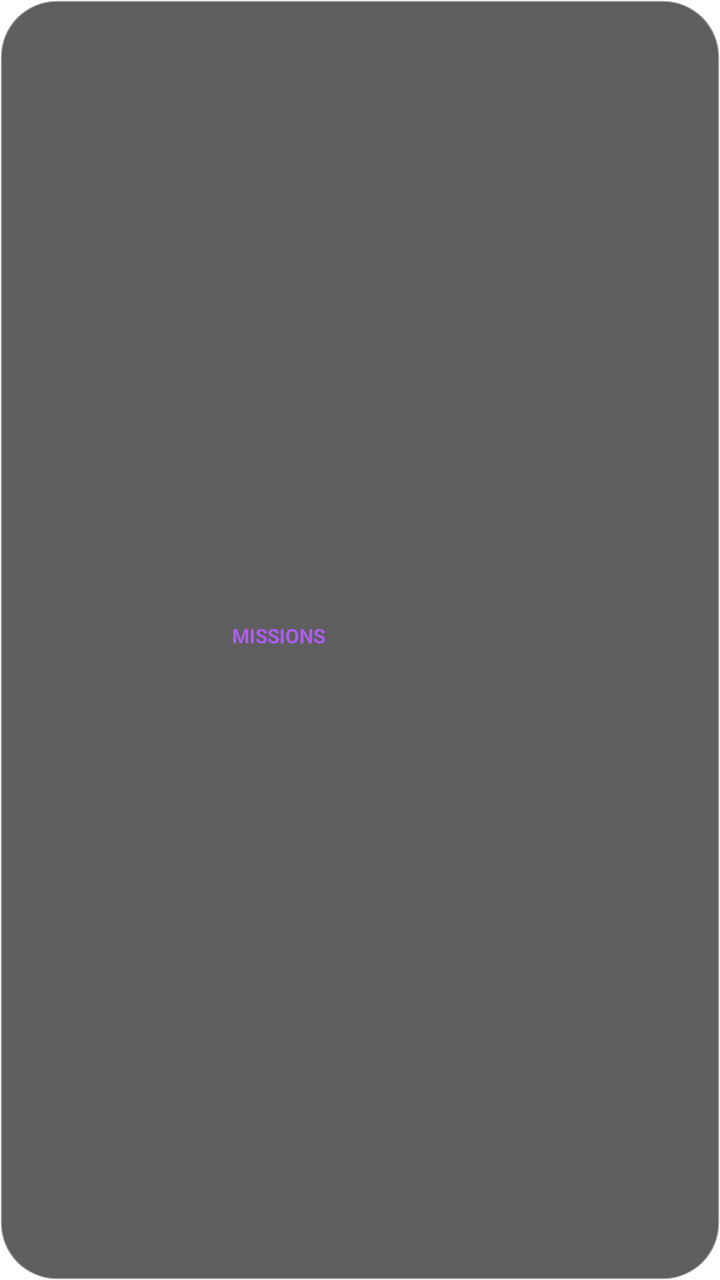
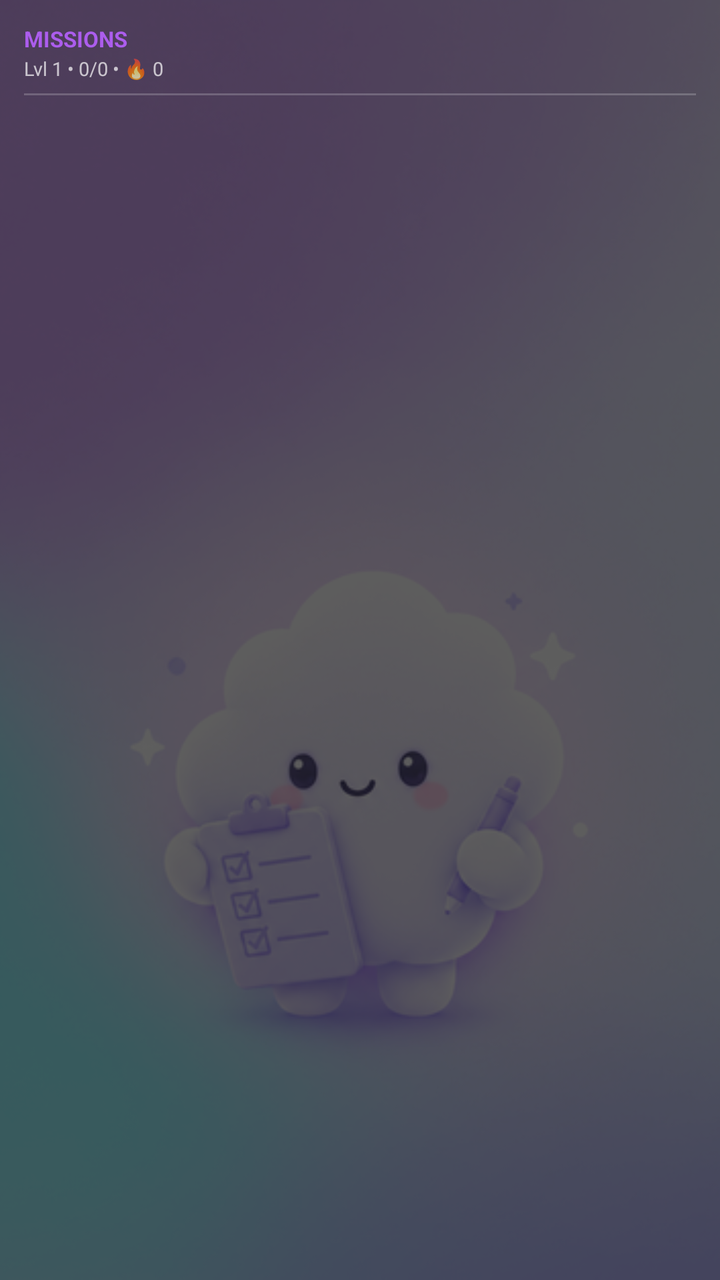

The first picture is an Android layout as it rendered before a commit; the second is the same layout after the commit. The layout source and the unified diff follow.
<!-- AndroidManifest.xml: fallback theme Theme.MaterialComponents.DayNight.NoActionBar -->
<!-- res/layout/habit_widget_layout.xml -->
<?xml version="1.0" encoding="utf-8"?>
<LinearLayout xmlns:android="http://schemas.android.com/apk/res/android"
    android:id="@+id/widget_root"
    android:layout_width="match_parent"
    android:layout_height="match_parent"
    android:orientation="horizontal"
    android:background="@drawable/widget_background"
    android:padding="8dp"
    android:gravity="center_vertical">

    
    <FrameLayout
        android:layout_width="100dp"
        android:layout_height="100dp"
        android:layout_gravity="center_vertical">
        <ImageView
            android:id="@+id/widget_image"
            android:layout_width="match_parent"
            android:layout_height="match_parent"
            android:scaleType="fitCenter"
            android:clipToOutline="true" />
    </FrameLayout>

    
    <LinearLayout
        android:layout_width="0dp"
        android:layout_height="match_parent"
        android:layout_weight="1"
        android:orientation="vertical"
        android:layout_marginStart="8dp"
        android:gravity="center_vertical">

        
        <TextView
            android:id="@+id/widget_title"
            android:layout_width="wrap_content"
            android:layout_height="wrap_content"
            android:text="MISSIONS"
            android:textColor="#AC5DED"
            android:textSize="10sp"
            android:textStyle="bold"
            android:layout_marginBottom="4dp" />

        
        <LinearLayout
            android:id="@+id/habit_row_1"
            android:layout_width="match_parent"
            android:layout_height="wrap_content"
            android:orientation="horizontal"
            android:gravity="center_vertical"
            android:padding="2dp"
            android:visibility="gone">
            <ImageView
                android:id="@+id/habit_check_1"
                android:layout_width="20dp"
                android:layout_height="20dp"
                android:src="@drawable/ic_checkbox_blank"
                android:contentDescription="Checkmark 1"
                android:clickable="true"
                android:focusable="true" />
            <LinearLayout
                android:layout_width="0dp"
                android:layout_height="wrap_content"
                android:layout_weight="1"
                android:orientation="vertical"
                android:layout_marginStart="6dp">
                <TextView
                    android:id="@+id/habit_name_1"
                    android:layout_width="match_parent"
                    android:layout_height="wrap_content"
                    android:text="Habit 1"
                    android:textColor="#FFFFFF"
                    android:textSize="11sp"
                    android:textStyle="bold"
                    android:ellipsize="end"
                    android:maxLines="1" />
                <TextView
                    android:id="@+id/habit_streak_1"
                    android:layout_width="match_parent"
                    android:layout_height="wrap_content"
                    android:text="Streak: 0"
                    android:textColor="#B3FFFFFF"
                    android:textSize="8sp" />
            </LinearLayout>
        </LinearLayout>

        
        <LinearLayout
            android:id="@+id/habit_row_2"
            android:layout_width="match_parent"
            android:layout_height="wrap_content"
            android:orientation="horizontal"
            android:gravity="center_vertical"
            android:padding="2dp"
            android:layout_marginTop="4dp"
            android:visibility="gone">
            <ImageView
                android:id="@+id/habit_check_2"
                android:layout_width="20dp"
                android:layout_height="20dp"
                android:src="@drawable/ic_checkbox_blank"
                android:contentDescription="Checkmark 2"
                android:clickable="true"
                android:focusable="true" />
            <LinearLayout
                android:layout_width="0dp"
                android:layout_height="wrap_content"
                android:layout_weight="1"
                android:orientation="vertical"
                android:layout_marginStart="6dp">
                <TextView
                    android:id="@+id/habit_name_2"
                    android:layout_width="match_parent"
                    android:layout_height="wrap_content"
                    android:text="Habit 2"
                    android:textColor="#FFFFFF"
                    android:textSize="11sp"
                    android:textStyle="bold"
                    android:ellipsize="end"
                    android:maxLines="1" />
                <TextView
                    android:id="@+id/habit_streak_2"
                    android:layout_width="match_parent"
                    android:layout_height="wrap_content"
                    android:text="Streak: 0"
                    android:textColor="#B3FFFFFF"
                    android:textSize="8sp" />
            </LinearLayout>
        </LinearLayout>

        
        <LinearLayout
            android:id="@+id/habit_row_3"
            android:layout_width="match_parent"
            android:layout_height="wrap_content"
            android:orientation="horizontal"
            android:gravity="center_vertical"
            android:padding="2dp"
            android:layout_marginTop="4dp"
            android:visibility="gone">
            <ImageView
                android:id="@+id/habit_check_3"
                android:layout_width="20dp"
                android:layout_height="20dp"
                android:src="@drawable/ic_checkbox_blank"
                android:contentDescription="Checkmark 3"
                android:clickable="true"
                android:focusable="true" />
            <LinearLayout
                android:layout_width="0dp"
                android:layout_height="wrap_content"
                android:layout_weight="1"
                android:orientation="vertical"
                android:layout_marginStart="6dp">
                <TextView
                    android:id="@+id/habit_name_3"
                    android:layout_width="match_parent"
                    android:layout_height="wrap_content"
                    android:text="Habit 3"
                    android:textColor="#FFFFFF"
                    android:textSize="11sp"
                    android:textStyle="bold"
                    android:ellipsize="end"
                    android:maxLines="1" />
                <TextView
                    android:id="@+id/habit_streak_3"
                    android:layout_width="match_parent"
                    android:layout_height="wrap_content"
                    android:text="Streak: 0"
                    android:textColor="#B3FFFFFF"
                    android:textSize="8sp" />
            </LinearLayout>
        </LinearLayout>

        
        <TextView
            android:id="@+id/widget_no_habits"
            android:layout_width="match_parent"
            android:layout_height="wrap_content"
            android:text="No active missions today."
            android:textColor="#B3FFFFFF"
            android:textSize="11sp"
            android:visibility="gone" />

    </LinearLayout>
</LinearLayout>
<!-- resources referenced by this layout -->
<resources>
  <!-- drawable ic_checkbox_blank (drawable) -->
  <vector xmlns:android="http://schemas.android.com/apk/res/android"
      android:width="24dp"
      android:height="24dp"
      android:viewportWidth="24"
      android:viewportHeight="24">
      
      <path
          android:strokeColor="#80FFFFFF"
          android:strokeWidth="2"
          android:pathData="M12,2C6.48,2 2,6.48 2,12s4.48,10 10,10 10,-4.48 10,-10S17.52,2 12,2zM12,20c-4.41,0 -8,-3.59 -8,-8s3.59,-8 8,-8 8,3.59 8,8 -3.59,8 -8,8z"/>
  </vector>
  <!-- drawable widget_background (drawable) -->
  <?xml version="1.0" encoding="utf-8"?>
  <shape xmlns:android="http://schemas.android.com/apk/res/android">
      
      <solid android:color="#B31A1A1A" />
      <corners android:radius="28dp" />
      
      <stroke
          android:width="1dp"
          android:color="#4DFFFFFF" />
  </shape>
</resources>

<!-- the commit's change to res/layout/habit_widget_layout.xml (unified diff, before → after) -->
@@ -1,186 +1,219 @@
 <?xml version="1.0" encoding="utf-8"?>
-<LinearLayout xmlns:android="http://schemas.android.com/apk/res/android"
+<FrameLayout xmlns:android="http://schemas.android.com/apk/res/android"
     android:id="@+id/widget_root"
     android:layout_width="match_parent"
     android:layout_height="match_parent"
-    android:orientation="horizontal"
-    android:background="@drawable/widget_background"
-    android:padding="8dp"
-    android:gravity="center_vertical">
+    android:background="@drawable/widget_background">
 
     
-    <FrameLayout
-        android:layout_width="100dp"
-        android:layout_height="100dp"
-        android:layout_gravity="center_vertical">
-        <ImageView
-            android:id="@+id/widget_image"
-            android:layout_width="match_parent"
-            android:layout_height="match_parent"
-            android:scaleType="fitCenter"
-            android:clipToOutline="true" />
-    </FrameLayout>
+    <ImageView
+        android:id="@+id/widget_image"
+        android:layout_width="match_parent"
+        android:layout_height="match_parent"
+        android:scaleType="centerCrop"
+        android:src="@drawable/habitx1" />
 
     
     <LinearLayout
-        android:layout_width="0dp"
+        android:layout_width="match_parent"
         android:layout_height="match_parent"
-        android:layout_weight="1"
         android:orientation="vertical"
-        android:layout_marginStart="8dp"
-        android:gravity="center_vertical">
-
-        
-        <TextView
-            android:id="@+id/widget_title"
-            android:layout_width="wrap_content"
-            android:layout_height="wrap_content"
-            android:text="MISSIONS"
-            android:textColor="#AC5DED"
-            android:textSize="10sp"
-            android:textStyle="bold"
-            android:layout_marginBottom="4dp" />
+        android:background="#B31A1A1A"
+        android:padding="12dp">
 
         
         <LinearLayout
-            android:id="@+id/habit_row_1"
             android:layout_width="match_parent"
             android:layout_height="wrap_content"
             android:orientation="horizontal"
-            android:gravity="center_vertical"
-            android:padding="2dp"
-            android:visibility="gone">
-            <ImageView
-                android:id="@+id/habit_check_1"
-                android:layout_width="20dp"
-                android:layout_height="20dp"
-                android:src="@drawable/ic_checkbox_blank"
-                android:contentDescription="Checkmark 1"
-                android:clickable="true"
-                android:focusable="true" />
+            android:gravity="center_vertical">
+
+            
             <LinearLayout
                 android:layout_width="0dp"
                 android:layout_height="wrap_content"
                 android:layout_weight="1"
-                android:orientation="vertical"
-                android:layout_marginStart="6dp">
-                <TextView
-                    android:id="@+id/habit_name_1"
-                    android:layout_width="match_parent"
-                    android:layout_height="wrap_content"
-                    android:text="Habit 1"
-                    android:textColor="#FFFFFF"
+                android:orientation="vertical">
+                
+                <TextView
+                    android:id="@+id/widget_title"
+                    android:layout_width="wrap_content"
+                    android:layout_height="wrap_content"
+                    android:text="MISSIONS"
+                    android:textColor="#AC5DED"
                     android:textSize="11sp"
-                    android:textStyle="bold"
-                    android:ellipsize="end"
-                    android:maxLines="1" />
-                <TextView
-                    android:id="@+id/habit_streak_1"
-                    android:layout_width="match_parent"
-                    android:layout_height="wrap_content"
-                    android:text="Streak: 0"
+                    android:textStyle="bold" />
+
+                <TextView
+                    android:id="@+id/widget_stats"
+                    android:layout_width="wrap_content"
+                    android:layout_height="wrap_content"
+                    android:text="Lvl 1 • 0/0 • 🔥 0"
                     android:textColor="#B3FFFFFF"
-                    android:textSize="8sp" />
+                    android:textSize="9.5sp"
+                    android:layout_marginTop="1dp" />
             </LinearLayout>
         </LinearLayout>
+
+        
+        <FrameLayout
+            android:layout_width="match_parent"
+            android:layout_height="1dp"
+            android:background="#33FFFFFF"
+            android:layout_marginTop="6dp"
+            android:layout_marginBottom="8dp" />
 
         
         <LinearLayout
-            android:id="@+id/habit_row_2"
             android:layout_width="match_parent"
-            android:layout_height="wrap_content"
-            android:orientation="horizontal"
-            android:gravity="center_vertical"
-            android:padding="2dp"
-            android:layout_marginTop="4dp"
-            android:visibility="gone">
-            <ImageView
-                android:id="@+id/habit_check_2"
-                android:layout_width="20dp"
-                android:layout_height="20dp"
-                android:src="@drawable/ic_checkbox_blank"
-                android:contentDescription="Checkmark 2"
-                android:clickable="true"
-                android:focusable="true" />
-            <LinearLayout
-                android:layout_width="0dp"
-                android:layout_height="wrap_content"
-                android:layout_weight="1"
-                android:orientation="vertical"
-                android:layout_marginStart="6dp">
-                <TextView
-                    android:id="@+id/habit_name_2"
-                    android:layout_width="match_parent"
-                    android:layout_height="wrap_content"
-                    android:text="Habit 2"
-                    android:textColor="#FFFFFF"
-                    android:textSize="11sp"
+            android:layout_height="0dp"
+            android:layout_weight="1"
+            android:orientation="vertical"
+            android:gravity="center_vertical">
+
+            
+            <LinearLayout
+                android:id="@+id/habit_row_1"
+                android:layout_width="match_parent"
+                android:layout_height="wrap_content"
+                android:orientation="horizontal"
+                android:gravity="center_vertical"
+                android:padding="2dp"
+                android:visibility="gone">
+                <ImageView
+                    android:id="@+id/habit_check_1"
+                    android:layout_width="22dp"
+                    android:layout_height="22dp"
+                    android:src="@drawable/ic_checkbox_blank"
+                    android:contentDescription="Checkmark 1" />
+                <LinearLayout
+                    android:layout_width="0dp"
+                    android:layout_height="wrap_content"
+                    android:layout_weight="1"
+                    android:orientation="vertical"
+                    android:layout_marginStart="8dp">
+                    <TextView
+                        android:id="@+id/habit_name_1"
+                        android:layout_width="match_parent"
+                        android:layout_height="wrap_content"
+                        android:text="Habit 1"
+                        android:textColor="#FFFFFF"
+                        android:textSize="12sp"
+                        android:textStyle="bold"
+                        android:ellipsize="end"
+                        android:maxLines="1" />
+                </LinearLayout>
+                <TextView
+                    android:id="@+id/habit_streak_1"
+                    android:layout_width="wrap_content"
+                    android:layout_height="wrap_content"
+                    android:text="0 🔥"
+                    android:textColor="#FF5722"
+                    android:textSize="10sp"
                     android:textStyle="bold"
-                    android:ellipsize="end"
-                    android:maxLines="1" />
+                    android:layout_marginStart="4dp" />
+            </LinearLayout>
+
+            
+            <LinearLayout
+                android:id="@+id/habit_row_2"
+                android:layout_width="match_parent"
+                android:layout_height="wrap_content"
+                android:orientation="horizontal"
+                android:gravity="center_vertical"
+                android:padding="2dp"
+                android:layout_marginTop="5dp"
+                android:visibility="gone">
+                <ImageView
+                    android:id="@+id/habit_check_2"
+                    android:layout_width="22dp"
+                    android:layout_height="22dp"
+                    android:src="@drawable/ic_checkbox_blank"
+                    android:contentDescription="Checkmark 2" />
+                <LinearLayout
+                    android:layout_width="0dp"
+                    android:layout_height="wrap_content"
+                    android:layout_weight="1"
+                    android:orientation="vertical"
+                    android:layout_marginStart="8dp">
+                    <TextView
+                        android:id="@+id/habit_name_2"
+                        android:layout_width="match_parent"
+                        android:layout_height="wrap_content"
+                        android:text="Habit 2"
+                        android:textColor="#FFFFFF"
+                        android:textSize="12sp"
+                        android:textStyle="bold"
+                        android:ellipsize="end"
+                        android:maxLines="1" />
+                </LinearLayout>
                 <TextView
                     android:id="@+id/habit_streak_2"
-                    android:layout_width="match_parent"
-                    android:layout_height="wrap_content"
-                    android:text="Streak: 0"
-                    android:textColor="#B3FFFFFF"
-                    android:textSize="8sp" />
-            </LinearLayout>
+                    android:layout_width="wrap_content"
+                    android:layout_height="wrap_content"
+                    android:text="0 🔥"
+                    android:textColor="#FF5722"
+                    android:textSize="10sp"
+                    android:textStyle="bold"
+                    android:layout_marginStart="4dp" />
+            </LinearLayout>
+
+            
+            <LinearLayout
+                android:id="@+id/habit_row_3"
+                android:layout_width="match_parent"
+                android:layout_height="wrap_content"
+                android:orientation="horizontal"
+                android:gravity="center_vertical"
+                android:padding="2dp"
+                android:layout_marginTop="5dp"
+                android:visibility="gone">
+                <ImageView
+                    android:id="@+id/habit_check_3"
+                    android:layout_width="22dp"
+                    android:layout_height="22dp"
+                    android:src="@drawable/ic_checkbox_blank"
+                    android:contentDescription="Checkmark 3" />
+                <LinearLayout
+                    android:layout_width="0dp"
+                    android:layout_height="wrap_content"
+                    android:layout_weight="1"
+                    android:orientation="vertical"
+                    android:layout_marginStart="8dp">
+                    <TextView
+                        android:id="@+id/habit_name_3"
+                        android:layout_width="match_parent"
+                        android:layout_height="wrap_content"
+                        android:text="Habit 3"
+                        android:textColor="#FFFFFF"
+                        android:textSize="12sp"
+                        android:textStyle="bold"
+                        android:ellipsize="end"
+                        android:maxLines="1" />
+                </LinearLayout>
+                <TextView
+                    android:id="@+id/habit_streak_3"
+                    android:layout_width="wrap_content"
+                    android:layout_height="wrap_content"
+                    android:text="0 🔥"
+                    android:textColor="#FF5722"
+                    android:textSize="10sp"
+                    android:textStyle="bold"
+                    android:layout_marginStart="4dp" />
+            </LinearLayout>
+
+            
+            <TextView
+                android:id="@+id/widget_no_habits"
+                android:layout_width="match_parent"
+                android:layout_height="wrap_content"
+                android:text="No active missions today."
+                android:textColor="#B3FFFFFF"
+                android:textSize="11sp"
+                android:gravity="center_horizontal"
+                android:layout_marginTop="10dp"
+                android:visibility="gone" />
+
         </LinearLayout>
-
-        
-        <LinearLayout
-            android:id="@+id/habit_row_3"
-            android:layout_width="match_parent"
-            android:layout_height="wrap_content"
-            android:orientation="horizontal"
-            android:gravity="center_vertical"
-            android:padding="2dp"
-            android:layout_marginTop="4dp"
-            android:visibility="gone">
-            <ImageView
-                android:id="@+id/habit_check_3"
-                android:layout_width="20dp"
-                android:layout_height="20dp"
-                android:src="@drawable/ic_checkbox_blank"
-                android:contentDescription="Checkmark 3"
-                android:clickable="true"
-                android:focusable="true" />
-            <LinearLayout
-                android:layout_width="0dp"
-                android:layout_height="wrap_content"
-                android:layout_weight="1"
-                android:orientation="vertical"
-                android:layout_marginStart="6dp">
-                <TextView
-                    android:id="@+id/habit_name_3"
-                    android:layout_width="match_parent"
-                    android:layout_height="wrap_content"
-                    android:text="Habit 3"
-                    android:textColor="#FFFFFF"
-                    android:textSize="11sp"
-                    android:textStyle="bold"
-                    android:ellipsize="end"
-                    android:maxLines="1" />
-                <TextView
-                    android:id="@+id/habit_streak_3"
-                    android:layout_width="match_parent"
-                    android:layout_height="wrap_content"
-                    android:text="Streak: 0"
-                    android:textColor="#B3FFFFFF"
-                    android:textSize="8sp" />
-            </LinearLayout>
-        </LinearLayout>
-
-        
-        <TextView
-            android:id="@+id/widget_no_habits"
-            android:layout_width="match_parent"
-            android:layout_height="wrap_content"
-            android:text="No active missions today."
-            android:textColor="#B3FFFFFF"
-            android:textSize="11sp"
-            android:visibility="gone" />
-
     </LinearLayout>
-</LinearLayout>
+</FrameLayout>
<!-- resource entries referenced after the edit -->
@@ -1,5 +1,6 @@
 <!-- resources referenced by this layout -->
 <resources>
+  <!-- drawable habitx1: png bitmap (drawable, 294284 bytes) -->
   <!-- drawable ic_checkbox_blank (drawable) -->
   <vector xmlns:android="http://schemas.android.com/apk/res/android"
       android:width="24dp"
@@ -10,7 +11,7 @@
       <path
           android:strokeColor="#80FFFFFF"
           android:strokeWidth="2"
-          android:pathData="M12,2C6.48,2 2,6.48 2,12s4.48,10 10,10 10,-4.48 10,-10S17.52,2 12,2zM12,20c-4.41,0 -8,-3.59 -8,-8s3.59,-8 8,-8 8,3.59 8,8 -3.59,8 -8,8z"/>
+          android:pathData="M 12 2 C 6.48 2 2 6.48 2 12 S 6.48 22 12 22 S 22 17.52 22 12 S 17.52 2 12 2 Z M 12 20 C 7.59 20 4 16.41 4 12 S 7.59 4 12 4 S 20 7.59 20 12 S 16.41 20 12 20 Z"/>
   </vector>
   <!-- drawable widget_background (drawable) -->
   <?xml version="1.0" encoding="utf-8"?>
